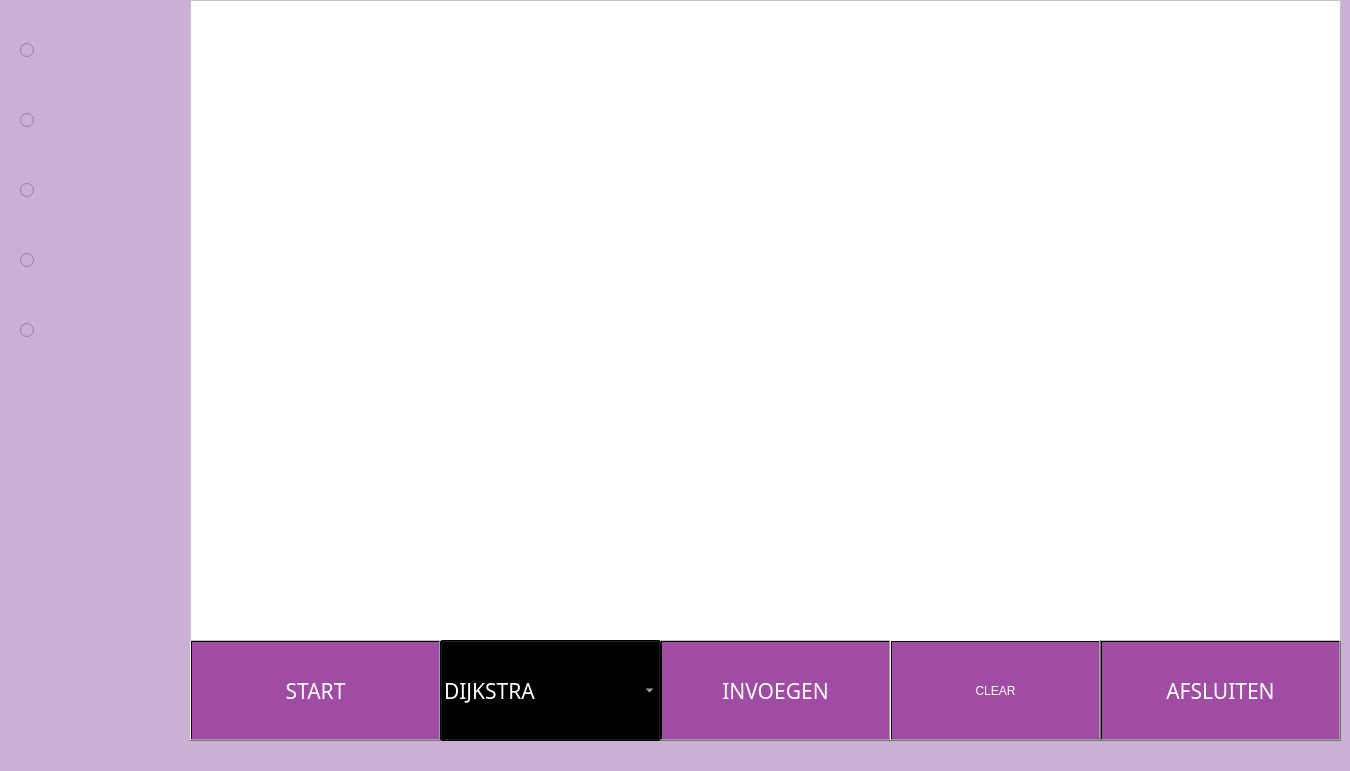
Before: the Qt Designer form mainwindow.ui in MartijnPost/Groepje9, drawn with Qt 5.
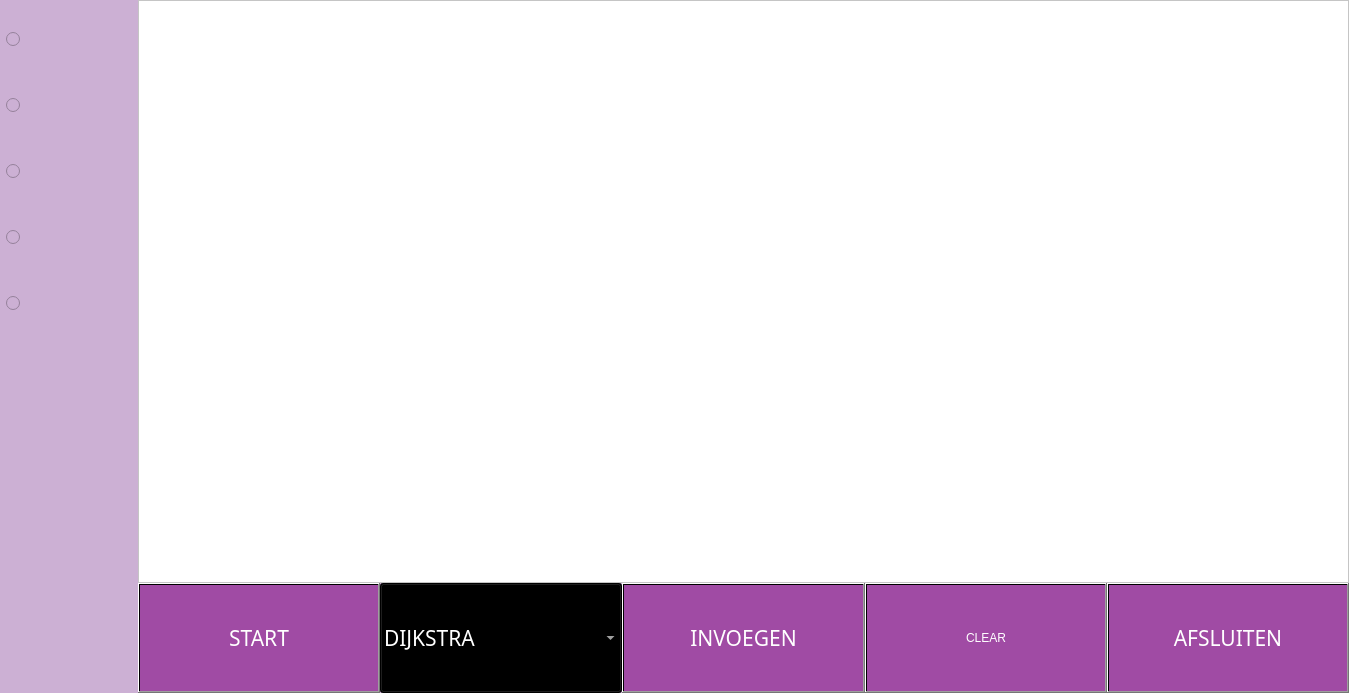
After: the same form once the commit is applied. Icons and pictures are not drawn.

The edit to the form file:
```diff
--- a/mainwindow.ui
+++ b/mainwindow.ui
@@ -6,8 +6,8 @@
    <rect>
     <x>0</x>
     <y>0</y>
-    <width>1350</width>
-    <height>771</height>
+    <width>1349</width>
+    <height>693</height>
    </rect>
   </property>
   <property name="windowTitle">
@@ -17,19 +17,379 @@
    <string notr="true">background-color: rgba(204, 176, 212, 210);</string>
   </property>
   <widget class="QWidget" name="centralWidget">
+   <layout class="QGridLayout" name="gridLayout">
+    <property name="leftMargin">
+     <number>6</number>
+    </property>
+    <property name="topMargin">
+     <number>0</number>
+    </property>
+    <property name="rightMargin">
+     <number>0</number>
+    </property>
+    <property name="bottomMargin">
+     <number>0</number>
+    </property>
+    <property name="spacing">
+     <number>0</number>
+    </property>
+    <item row="0" column="0">
+     <layout class="QHBoxLayout" name="horizontalLayout_7">
+      <item>
+       <layout class="QVBoxLayout" name="verticalLayout_2">
+        <item>
+         <spacer name="verticalSpacer_2">
+          <property name="orientation">
+           <enum>Qt::Vertical</enum>
+          </property>
+          <property name="sizeType">
+           <enum>QSizePolicy::Fixed</enum>
+          </property>
+          <property name="sizeHint" stdset="0">
+           <size>
+            <width>20</width>
+            <height>10</height>
+           </size>
+          </property>
+         </spacer>
+        </item>
+        <item>
+         <layout class="QHBoxLayout" name="horizontalLayout_2">
+          <item>
+           <widget class="QRadioButton" name="KnoopRadio">
+            <property name="minimumSize">
+             <size>
+              <width>20</width>
+              <height>17</height>
+             </size>
+            </property>
+            <property name="font">
+             <font>
+              <pointsize>12</pointsize>
+             </font>
+            </property>
+            <property name="text">
+             <string/>
+            </property>
+           </widget>
+          </item>
+          <item>
+           <widget class="QLabel" name="label">
+            <property name="sizePolicy">
+             <sizepolicy hsizetype="Fixed" vsizetype="Fixed">
+              <horstretch>0</horstretch>
+              <verstretch>0</verstretch>
+             </sizepolicy>
+            </property>
+            <property name="minimumSize">
+             <size>
+              <width>60</width>
+              <height>60</height>
+             </size>
+            </property>
+            <property name="maximumSize">
+             <size>
+              <width>60</width>
+              <height>60</height>
+             </size>
+            </property>
+            <property name="baseSize">
+             <size>
+              <width>0</width>
+              <height>0</height>
+             </size>
+            </property>
+            <property name="text">
+             <string/>
+            </property>
+            <property name="pixmap">
+             <pixmap>knoop.png</pixmap>
+            </property>
+            <property name="scaledContents">
+             <bool>true</bool>
+            </property>
+           </widget>
+          </item>
+         </layout>
+        </item>
+        <item>
+         <layout class="QHBoxLayout" name="horizontalLayout_3">
+          <item>
+           <widget class="QRadioButton" name="StartKnoopRadio">
+            <property name="minimumSize">
+             <size>
+              <width>20</width>
+              <height>17</height>
+             </size>
+            </property>
+            <property name="font">
+             <font>
+              <pointsize>12</pointsize>
+             </font>
+            </property>
+            <property name="text">
+             <string/>
+            </property>
+           </widget>
+          </item>
+          <item>
+           <widget class="QLabel" name="label_2">
+            <property name="sizePolicy">
+             <sizepolicy hsizetype="Fixed" vsizetype="Fixed">
+              <horstretch>0</horstretch>
+              <verstretch>0</verstretch>
+             </sizepolicy>
+            </property>
+            <property name="minimumSize">
+             <size>
+              <width>60</width>
+              <height>60</height>
+             </size>
+            </property>
+            <property name="maximumSize">
+             <size>
+              <width>60</width>
+              <height>60</height>
+             </size>
+            </property>
+            <property name="text">
+             <string/>
+            </property>
+            <property name="pixmap">
+             <pixmap>startknoop.png</pixmap>
+            </property>
+            <property name="scaledContents">
+             <bool>true</bool>
+            </property>
+           </widget>
+          </item>
+         </layout>
+        </item>
+        <item>
+         <layout class="QHBoxLayout" name="horizontalLayout_4">
+          <item>
+           <widget class="QRadioButton" name="EindKnoopRadio">
+            <property name="minimumSize">
+             <size>
+              <width>20</width>
+              <height>17</height>
+             </size>
+            </property>
+            <property name="font">
+             <font>
+              <pointsize>12</pointsize>
+             </font>
+            </property>
+            <property name="text">
+             <string/>
+            </property>
+           </widget>
+          </item>
+          <item>
+           <widget class="QLabel" name="label_3">
+            <property name="sizePolicy">
+             <sizepolicy hsizetype="Fixed" vsizetype="Fixed">
+              <horstretch>0</horstretch>
+              <verstretch>0</verstretch>
+             </sizepolicy>
+            </property>
+            <property name="minimumSize">
+             <size>
+              <width>60</width>
+              <height>60</height>
+             </size>
+            </property>
+            <property name="maximumSize">
+             <size>
+              <width>60</width>
+              <height>60</height>
+             </size>
+            </property>
+            <property name="text">
+             <string/>
+            </property>
+            <property name="pixmap">
+             <pixmap>eindknoop.png</pixmap>
+            </property>
+            <property name="scaledContents">
+             <bool>true</bool>
+            </property>
+           </widget>
+          </item>
+         </layout>
+        </item>
+        <item>
+         <layout class="QHBoxLayout" name="horizontalLayout_5">
+          <item>
+           <widget class="QRadioButton" name="OngerichteTakRadio">
+            <property name="minimumSize">
+             <size>
+              <width>20</width>
+              <height>17</height>
+             </size>
+            </property>
+            <property name="font">
+             <font>
+              <pointsize>12</pointsize>
+             </font>
+            </property>
+            <property name="text">
+             <string/>
+            </property>
+           </widget>
+          </item>
+          <item>
+           <widget class="QLabel" name="label_4">
+            <property name="sizePolicy">
+             <sizepolicy hsizetype="Fixed" vsizetype="Fixed">
+              <horstretch>0</horstretch>
+              <verstretch>0</verstretch>
+             </sizepolicy>
+            </property>
+            <property name="minimumSize">
+             <size>
+              <width>60</width>
+              <height>60</height>
+             </size>
+            </property>
+            <property name="maximumSize">
+             <size>
+              <width>60</width>
+              <height>60</height>
+             </size>
+            </property>
+            <property name="text">
+             <string/>
+            </property>
+            <property name="pixmap">
+             <pixmap>gerichtepijll.png</pixmap>
+            </property>
+            <property name="scaledContents">
+             <bool>true</bool>
+            </property>
+           </widget>
+          </item>
+         </layout>
+        </item>
+        <item>
+         <layout class="QHBoxLayout" name="horizontalLayout_6">
+          <item>
+           <widget class="QRadioButton" name="GerichteTakRadio">
+            <property name="minimumSize">
+             <size>
+              <width>20</width>
+              <height>17</height>
+             </size>
+            </property>
+            <property name="font">
+             <font>
+              <pointsize>12</pointsize>
+             </font>
+            </property>
+            <property name="text">
+             <string/>
+            </property>
+           </widget>
+          </item>
+          <item>
+           <widget class="QLabel" name="label_5">
+            <property name="sizePolicy">
+             <sizepolicy hsizetype="Fixed" vsizetype="Fixed">
+              <horstretch>0</horstretch>
+              <verstretch>0</verstretch>
+             </sizepolicy>
+            </property>
+            <property name="minimumSize">
+             <size>
+              <width>60</width>
+              <height>60</height>
+             </size>
+            </property>
+            <property name="maximumSize">
+             <size>
+              <width>60</width>
+              <height>60</height>
+             </size>
+            </property>
+            <property name="text">
+             <string/>
+            </property>
+            <property name="pixmap">
+             <pixmap>gerichtpijl.png</pixmap>
+            </property>
+            <property name="scaledContents">
+             <bool>true</bool>
+            </property>
+           </widget>
+          </item>
+         </layout>
+        </item>
+        <item>
+         <spacer name="verticalSpacer">
+          <property name="orientation">
+           <enum>Qt::Vertical</enum>
+          </property>
+          <property name="sizeHint" stdset="0">
+           <size>
+            <width>20</width>
+            <height>60</height>
+           </size>
+          </property>
+         </spacer>
+        </item>
+       </layout>
+      </item>
+      <item>
+       <spacer name="horizontalSpacer">
+        <property name="orientation">
+         <enum>Qt::Horizontal</enum>
+        </property>
+        <property name="sizeType">
+         <enum>QSizePolicy::Fixed</enum>
+        </property>
+        <property name="sizeHint" stdset="0">
+         <size>
+          <width>40</width>
+          <height>20</height>
+         </size>
+        </property>
+       </spacer>
+      </item>
+      <item>
+       <layout class="QVBoxLayout" name="verticalLayout">
+        <property name="spacing">
+         <number>0</number>
+        </property>
+        <item>
+         <widget class="QGraphicsView" name="graphicsView">
+          <property name="sizePolicy">
+           <sizepolicy hsizetype="Expanding" vsizetype="Expanding">
+            <horstretch>0</horstretch>
+            <verstretch>0</verstretch>
+           </sizepolicy>
+          </property>
+          <property name="maximumSize">
+           <size>
+            <width>2000</width>
+            <height>2000</height>
+           </size>
+          </property>
+          <property name="styleSheet">
+           <string notr="true">background-color: rgb(255, 255, 255);</string>
+          </property>
+         </widget>
+        </item>
+        <item>
+         <layout class="QHBoxLayout" name="horizontalLayout">
+          <property name="spacing">
+           <number>0</number>
+          </property>
+          <item>
    <widget class="QPushButton" name="StartKnop">
-    <property name="geometry">
-     <rect>
-      <x>190</x>
-      <y>640</y>
-      <width>251</width>
-      <height>101</height>
-     </rect>
-    </property>
     <property name="minimumSize">
      <size>
-      <width>71</width>
-      <height>0</height>
+              <width>0</width>
+              <height>110</height>
      </size>
     </property>
     <property name="palette">
@@ -323,190 +683,9 @@
      <string>START</string>
     </property>
    </widget>
-   <widget class="QPushButton" name="InvoegenKnop">
-    <property name="geometry">
-     <rect>
-      <x>660</x>
-      <y>640</y>
-      <width>231</width>
-      <height>101</height>
-     </rect>
-    </property>
-    <property name="minimumSize">
-     <size>
-      <width>71</width>
-      <height>41</height>
-     </size>
-    </property>
-    <property name="font">
-     <font>
-      <family>Arial Black</family>
-      <pointsize>16</pointsize>
-      <weight>9</weight>
-      <italic>false</italic>
-      <bold>false</bold>
-     </font>
-    </property>
-    <property name="styleSheet">
-     <string notr="true">background-color: qlineargradient(spread:pad, x1:1, y1:0, x2:1, y2:0, stop:0 rgba(160, 75, 164, 255), stop:1 rgba(255, 255, 255, 255));
-color: rgb(255, 255, 255);
-font: 75 16pt &quot;Arial Black&quot;;</string>
-    </property>
-    <property name="text">
-     <string>INVOEGEN</string>
-    </property>
-   </widget>
-   <widget class="QPushButton" name="AfsluitenKnop">
-    <property name="geometry">
-     <rect>
-      <x>1100</x>
-      <y>640</y>
-      <width>241</width>
-      <height>101</height>
-     </rect>
-    </property>
-    <property name="minimumSize">
-     <size>
-      <width>71</width>
-      <height>41</height>
-     </size>
-    </property>
-    <property name="font">
-     <font>
-      <family>Arial Black</family>
-      <pointsize>16</pointsize>
-      <weight>9</weight>
-      <italic>false</italic>
-      <bold>false</bold>
-     </font>
-    </property>
-    <property name="styleSheet">
-     <string notr="true">background-color: qlineargradient(spread:pad, x1:1, y1:0, x2:1, y2:0, stop:0 rgba(160, 75, 164, 255), stop:1 rgba(255, 255, 255, 255));
-color: rgb(255, 255, 255);
-font: 75 16pt &quot;Arial Black&quot;;</string>
-    </property>
-    <property name="text">
-     <string>AFSLUITEN</string>
-    </property>
-   </widget>
-   <widget class="QRadioButton" name="KnoopRadio">
-    <property name="geometry">
-     <rect>
-      <x>20</x>
-      <y>30</y>
-      <width>141</width>
-      <height>41</height>
-     </rect>
-    </property>
-    <property name="minimumSize">
-     <size>
-      <width>82</width>
-      <height>17</height>
-     </size>
-    </property>
-    <property name="font">
-     <font>
-      <pointsize>12</pointsize>
-     </font>
-    </property>
-    <property name="text">
-     <string/>
-    </property>
-   </widget>
-   <widget class="QRadioButton" name="StartKnoopRadio">
-    <property name="geometry">
-     <rect>
-      <x>20</x>
-      <y>100</y>
-      <width>141</width>
-      <height>41</height>
-     </rect>
-    </property>
-    <property name="minimumSize">
-     <size>
-      <width>82</width>
-      <height>17</height>
-     </size>
-    </property>
-    <property name="font">
-     <font>
-      <pointsize>12</pointsize>
-     </font>
-    </property>
-    <property name="text">
-     <string/>
-    </property>
-   </widget>
-   <widget class="QRadioButton" name="OngerichteTakRadio">
-    <property name="geometry">
-     <rect>
-      <x>20</x>
-      <y>240</y>
-      <width>161</width>
-      <height>41</height>
-     </rect>
-    </property>
-    <property name="minimumSize">
-     <size>
-      <width>91</width>
-      <height>17</height>
-     </size>
-    </property>
-    <property name="font">
-     <font>
-      <pointsize>12</pointsize>
-     </font>
-    </property>
-    <property name="text">
-     <string/>
-    </property>
-   </widget>
-   <widget class="QRadioButton" name="GerichteTakRadio">
-    <property name="geometry">
-     <rect>
-      <x>20</x>
-      <y>310</y>
-      <width>151</width>
-      <height>41</height>
-     </rect>
-    </property>
-    <property name="minimumSize">
-     <size>
-      <width>82</width>
-      <height>17</height>
-     </size>
-    </property>
-    <property name="font">
-     <font>
-      <pointsize>12</pointsize>
-     </font>
-    </property>
-    <property name="text">
-     <string/>
-    </property>
-   </widget>
-   <widget class="QGraphicsView" name="graphicsView">
-    <property name="geometry">
-     <rect>
-      <x>190</x>
-      <y>0</y>
-      <width>1151</width>
-      <height>641</height>
-     </rect>
-    </property>
-    <property name="styleSheet">
-     <string notr="true">background-color: rgb(255, 255, 255);</string>
-    </property>
-   </widget>
+          </item>
+          <item>
    <widget class="QComboBox" name="algChoice">
-    <property name="geometry">
-     <rect>
-      <x>440</x>
-      <y>640</y>
-      <width>221</width>
-      <height>101</height>
-     </rect>
-    </property>
     <property name="sizePolicy">
      <sizepolicy hsizetype="Minimum" vsizetype="Fixed">
       <horstretch>0</horstretch>
@@ -515,8 +694,8 @@
     </property>
     <property name="minimumSize">
      <size>
-      <width>0</width>
-      <height>0</height>
+              <width>200</width>
+              <height>110</height>
      </size>
     </property>
     <property name="font">
@@ -546,134 +725,47 @@
       <string>DIJKSTRA</string>
      </property>
     </item>
-   </widget>
-   <widget class="QRadioButton" name="EindKnoopRadio">
-    <property name="geometry">
-     <rect>
-      <x>20</x>
-      <y>170</y>
-      <width>141</width>
-      <height>41</height>
-     </rect>
-    </property>
+            <item>
+             <property name="text">
+              <string>BELLMAN-FORD</string>
+             </property>
+            </item>
+           </widget>
+          </item>
+          <item>
+           <widget class="QPushButton" name="InvoegenKnop">
     <property name="minimumSize">
      <size>
-      <width>82</width>
-      <height>17</height>
+              <width>0</width>
+              <height>110</height>
      </size>
     </property>
     <property name="font">
      <font>
-      <pointsize>12</pointsize>
-     </font>
-    </property>
-    <property name="text">
-     <string/>
-    </property>
-   </widget>
-   <widget class="QLabel" name="label">
-    <property name="geometry">
-     <rect>
-      <x>50</x>
-      <y>20</y>
-      <width>61</width>
-      <height>61</height>
-     </rect>
-    </property>
+              <family>Arial Black</family>
+              <pointsize>16</pointsize>
+              <weight>9</weight>
+              <italic>false</italic>
+              <bold>false</bold>
+             </font>
+            </property>
+            <property name="styleSheet">
+             <string notr="true">background-color: qlineargradient(spread:pad, x1:1, y1:0, x2:1, y2:0, stop:0 rgba(160, 75, 164, 255), stop:1 rgba(255, 255, 255, 255));
+color: rgb(255, 255, 255);
+font: 75 16pt &quot;Arial Black&quot;;</string>
+            </property>
     <property name="text">
-     <string/>
-    </property>
-    <property name="pixmap">
-     <pixmap>knoop.png</pixmap>
-    </property>
-    <property name="scaledContents">
-     <bool>true</bool>
-    </property>
-   </widget>
-   <widget class="QLabel" name="label_2">
-    <property name="geometry">
-     <rect>
-      <x>50</x>
-      <y>90</y>
-      <width>61</width>
-      <height>61</height>
-     </rect>
-    </property>
-    <property name="text">
-     <string/>
-    </property>
-    <property name="pixmap">
-     <pixmap>startknoop.png</pixmap>
-    </property>
-    <property name="scaledContents">
-     <bool>true</bool>
-    </property>
-   </widget>
-   <widget class="QLabel" name="label_3">
-    <property name="geometry">
-     <rect>
-      <x>50</x>
-      <y>160</y>
-      <width>61</width>
-      <height>61</height>
-     </rect>
-    </property>
-    <property name="text">
-     <string/>
-    </property>
-    <property name="pixmap">
-     <pixmap>eindknoop.png</pixmap>
-    </property>
-    <property name="scaledContents">
-     <bool>true</bool>
-    </property>
-   </widget>
-   <widget class="QLabel" name="label_4">
-    <property name="geometry">
-     <rect>
-      <x>50</x>
-      <y>230</y>
-      <width>61</width>
-      <height>61</height>
-     </rect>
-    </property>
-    <property name="text">
-     <string/>
-    </property>
-    <property name="pixmap">
-     <pixmap>gerichtepijll.png</pixmap>
-    </property>
-    <property name="scaledContents">
-     <bool>true</bool>
-    </property>
-   </widget>
-   <widget class="QLabel" name="label_5">
-    <property name="geometry">
-     <rect>
-      <x>50</x>
-      <y>300</y>
-      <width>61</width>
-      <height>61</height>
-     </rect>
-    </property>
-    <property name="text">
-     <string/>
-    </property>
-    <property name="pixmap">
-     <pixmap>gerichtpijl.png</pixmap>
-    </property>
-    <property name="scaledContents">
-     <bool>true</bool>
-    </property>
-   </widget>
-   <widget class="QPushButton" name="pushButton">
-    <property name="geometry">
-     <rect>
-      <x>890</x>
-      <y>640</y>
-      <width>211</width>
-      <height>101</height>
-     </rect>
+             <string>INVOEGEN</string>
+            </property>
+           </widget>
+          </item>
+          <item>
+           <widget class="QPushButton" name="ClearKnop">
+            <property name="minimumSize">
+             <size>
+              <width>0</width>
+              <height>110</height>
+             </size>
     </property>
     <property name="styleSheet">
      <string notr="true">background-color: qlineargradient(spread:pad, x1:1, y1:0, x2:1, y2:0, stop:0 rgba(160, 75, 164, 255), stop:1 rgba(255, 255, 255, 255));
@@ -686,6 +778,41 @@
      <string>CLEAR</string>
     </property>
    </widget>
+          </item>
+          <item>
+           <widget class="QPushButton" name="AfsluitenKnop">
+            <property name="minimumSize">
+             <size>
+              <width>0</width>
+              <height>110</height>
+             </size>
+            </property>
+            <property name="font">
+             <font>
+              <family>Arial Black</family>
+              <pointsize>16</pointsize>
+              <weight>9</weight>
+              <italic>false</italic>
+              <bold>false</bold>
+             </font>
+            </property>
+            <property name="styleSheet">
+             <string notr="true">background-color: qlineargradient(spread:pad, x1:1, y1:0, x2:1, y2:0, stop:0 rgba(160, 75, 164, 255), stop:1 rgba(255, 255, 255, 255));
+color: rgb(255, 255, 255);
+font: 75 16pt &quot;Arial Black&quot;;</string>
+            </property>
+            <property name="text">
+             <string>AFSLUITEN</string>
+            </property>
+           </widget>
+          </item>
+         </layout>
+        </item>
+       </layout>
+      </item>
+     </layout>
+    </item>
+   </layout>
   </widget>
   <widget class="QMenuBar" name="menuBar">
    <property name="geometry">
```
Left out of the diff: 4 changed lines with no effect on the pictures. Lines whose indentation alone changed are shown as unchanged.
